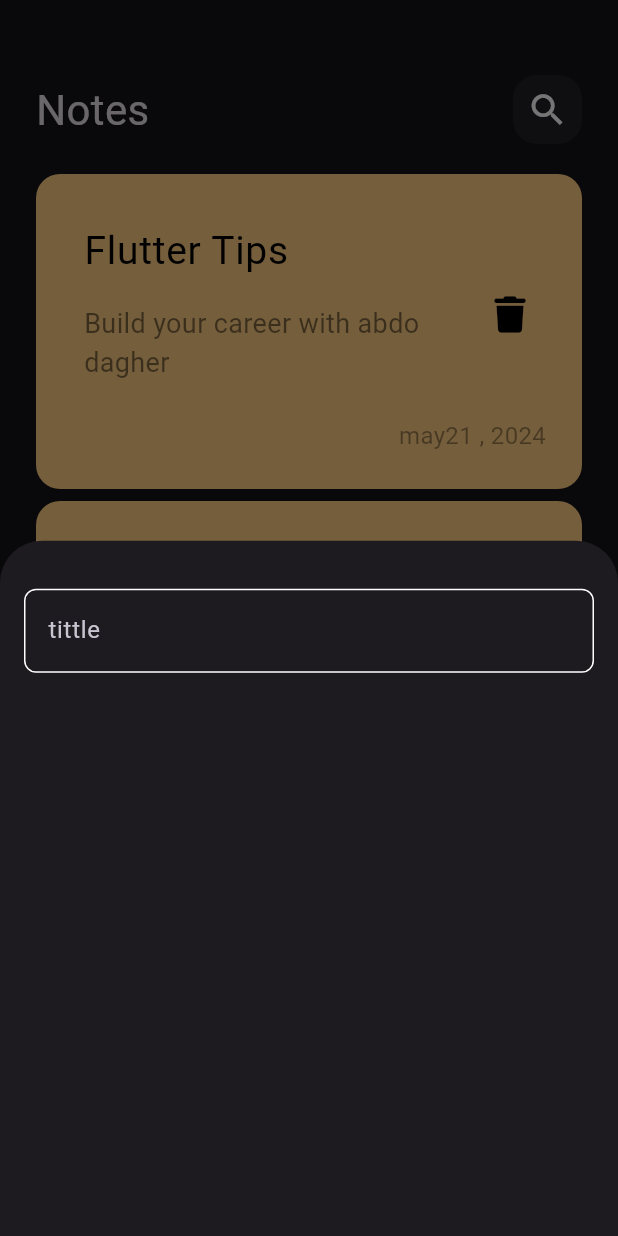
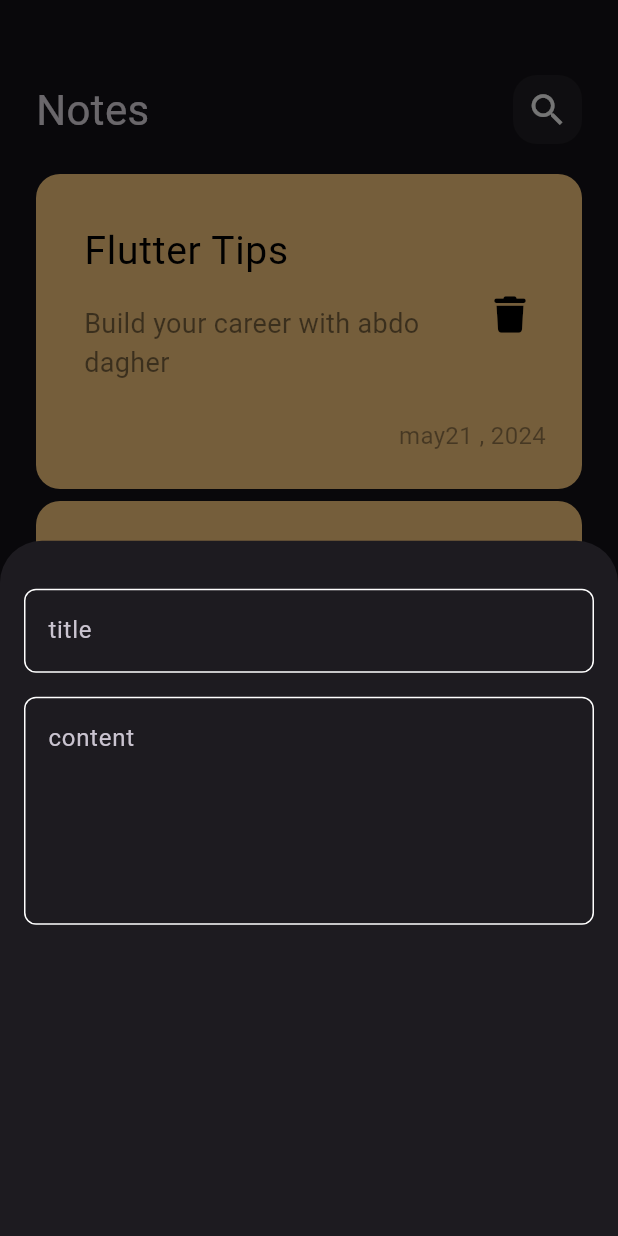
Before and after one commit to dagher2000/notes_app, a Flutter app: the screen it shows after launch, after a tap on the "add" icon, on a phone screen of 412 x 824 dp. Run offline on Flutter 3.47's test engine with Material 3 defaults, Android fonts, the phone set to English and light mode, and no system bars; our stand-ins replace font_awesome_flutter; Roboto replaces fonts that are missing (Poppins).

Commit message:
add fields to bottom sheet

```diff
--- a/lib/widget/add_note_buttom_sheet.dart
+++ b/lib/widget/add_note_buttom_sheet.dart
@@ -14,7 +14,16 @@ class AddNoteButtomSheet extends StatelessWidget {
             SizedBox(
               height: 32,
             ),
-            CustomTextFiled(),
+            CustomTextFiled(
+              hint: 'title',
+            ),
+            SizedBox(
+              height: 16,
+            ),
+            CustomTextFiled(
+              hint: 'content',
+              maxLines: 5,
+            ),
           ],
         ),
       ),
--- a/lib/widget/custom_text_filed.dart
+++ b/lib/widget/custom_text_filed.dart
@@ -2,14 +2,16 @@ import 'package:flutter/material.dart';
 import 'package:note_app/conestants.dart';
 
 class CustomTextFiled extends StatelessWidget {
-  const CustomTextFiled({super.key});
-
+  const CustomTextFiled({super.key, required this.hint, this.maxLines = 1});
+  final String hint;
+  final int maxLines;
   @override
   Widget build(BuildContext context) {
     return TextField(
       cursorColor: KPrimaryCOlor,
+      maxLines: maxLines,
       decoration: InputDecoration(
-        hintText: 'tittle',
+        hintText: hint,
         border: buildBorder(),
         enabledBorder: buildBorder(),
         focusedBorder: buildBorder(KPrimaryCOlor),
```
